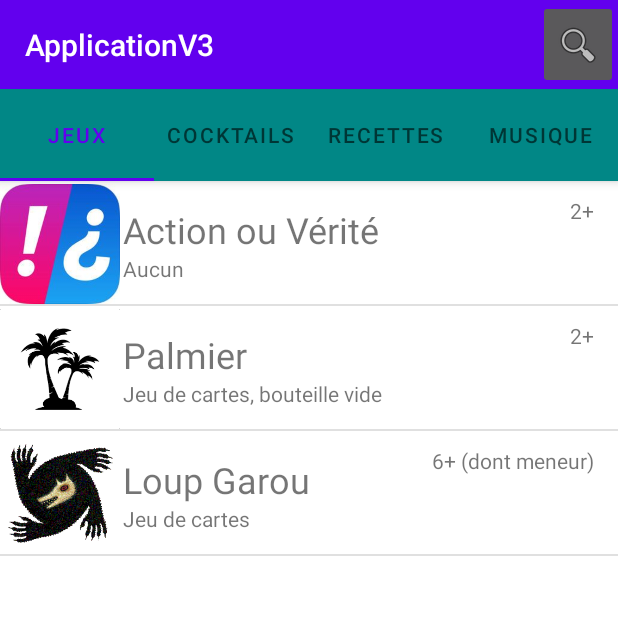
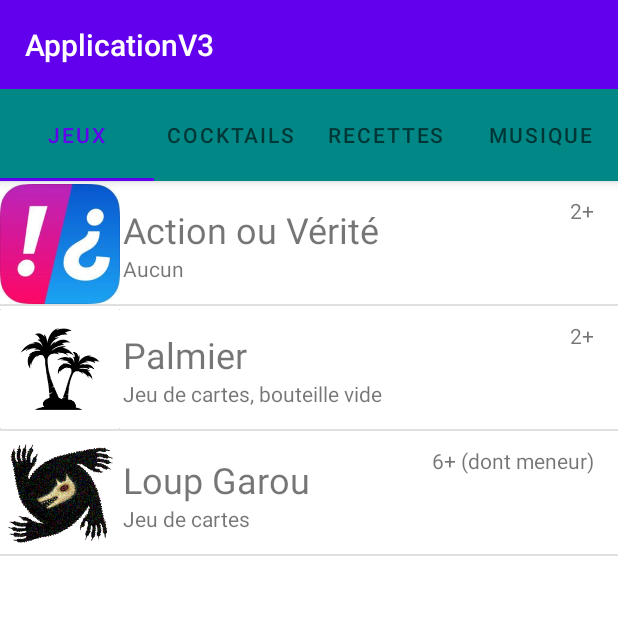
Before and after one commit to chenetheophile/BeteDeSoiree, an Android app: the screen it shows after launch (MenuActivity), after a tap on "ENTRER", on a phone screen of 412 x 824 dp, the top half of it. Run offline under Robolectric (Android 15) with nearby library versions, the phone set to English and light mode, and no system bars; our stand-ins replace Firebase (no records; nobody signed in at launch, a user with empty details on screens opened directly), Picasso; pictures from the network do not load; 1 statement that could not run was skipped.

Commit message:
nimp 13/05

```diff
--- a/ApplicationV3/app/build.gradle
+++ b/ApplicationV3/app/build.gradle
@@ -48,8 +48,6 @@ dependencies {
     implementation 'androidx.preference:preference:1.1.1'
     implementation 'androidx.annotation:annotation:1.1.0'
     implementation 'com.google.firebase:firebase-auth:20.0.3'
-    implementation 'androidx.legacy:legacy-support-v4:1.0.0'
-    implementation 'androidx.recyclerview:recyclerview:1.1.0'
     testImplementation 'junit:junit:4.+'
     androidTestImplementation 'androidx.test.ext:junit:1.1.2'
     androidTestImplementation 'androidx.test.espresso:espresso-core:3.3.0'
--- a/ApplicationV3/app/src/main/java/com/example/applicationv3/MenuActivity.java
+++ b/ApplicationV3/app/src/main/java/com/example/applicationv3/MenuActivity.java
@@ -1,15 +1,15 @@
 package com.example.applicationv3;
 
-import android.content.Intent;
 import android.os.Bundle;
-import android.util.Log;
+
+
 import android.view.View;
 import android.widget.ImageButton;
 
+
 import com.google.android.material.tabs.TabLayout;
 
-import androidx.fragment.app.Fragment;
-import androidx.fragment.app.FragmentManager;
+
 import androidx.viewpager.widget.ViewPager;
 import androidx.appcompat.app.AppCompatActivity;
 
@@ -21,21 +21,17 @@ public class MenuActivity extends AppCompatActivity {
     private String[] desc_cocktails;
     private String[] detail_cocktails;
 
+
     @Override
     protected void onCreate(Bundle savedInstanceState) {
         super.onCreate(savedInstanceState);
         setContentView(R.layout.activity_menu);
         SectionsPagerAdapter sectionsPagerAdapter = new SectionsPagerAdapter(this, getSupportFragmentManager());
-        ImageButton boutonRech=findViewById(R.id.boutonrecherche);
-        boutonRech.setOnClickListener(new View.OnClickListener() {
-            @Override
-            public void onClick(View v) {
-            }
-        });
 
         ViewPager viewPager = findViewById(R.id.affichage_liste);
+
         viewPager.setAdapter(sectionsPagerAdapter);
-        tabs = findViewById(R.id.tabs);
+        TabLayout tabs = findViewById(R.id.tabs);
         tabs.setupWithViewPager(viewPager);
     }
 }
--- a/ApplicationV3/app/src/main/java/com/example/applicationv3/ui/main/SectionsPagerAdapter.java
+++ b/ApplicationV3/app/src/main/java/com/example/applicationv3/ui/main/SectionsPagerAdapter.java
@@ -48,8 +48,6 @@ public class SectionsPagerAdapter extends FragmentPagerAdapter {
             case 3:
                 fragment = new MusiqueFragment();
                 break;
-            default:
-                fragment=new rechercheFragment();
         }
         return fragment;
     }
--- a/ApplicationV3/app/src/main/res/layout/activity_menu.xml
+++ b/ApplicationV3/app/src/main/res/layout/activity_menu.xml
@@ -11,12 +11,6 @@
         android:layout_height="wrap_content"
         android:theme="@style/Theme.ApplicationV3.AppBarOverlay">
 
-        <LinearLayout
-            android:id="@+id/boiterecherche"
-            android:layout_width="match_parent"
-            android:layout_height="match_parent"
-            android:orientation="horizontal">
-
         <TextView
             android:id="@+id/title"
             android:layout_width="wrap_content"
@@ -27,14 +21,6 @@
             android:text="@string/app_name"
             android:textAppearance="@style/TextAppearance.Widget.AppCompat.Toolbar.Title" />
 
-            <ImageButton
-                android:id="@+id/boutonrecherche"
-                android:layout_width="wrap_content"
-                android:layout_height="match_parent"
-                android:layout_marginLeft="200dp"
-                app:srcCompat="@android:drawable/ic_menu_search" />
-        </LinearLayout>
-
         <com.google.android.material.tabs.TabLayout
             android:id="@+id/tabs"
             android:layout_width="match_parent"
@@ -42,15 +28,12 @@
             android:background="@color/teal_700"
             app:tabPaddingEnd="3dp"
             app:tabPaddingStart="3dp" />
-
     </com.google.android.material.appbar.AppBarLayout>
 
     <androidx.viewpager.widget.ViewPager
         android:id="@+id/affichage_liste"
         android:layout_width="match_parent"
         android:layout_height="match_parent"
-        app:layout_behavior="@string/appbar_scrolling_view_behavior">
-
-    </androidx.viewpager.widget.ViewPager>
+        app:layout_behavior="@string/appbar_scrolling_view_behavior" />
 
 </androidx.coordinatorlayout.widget.CoordinatorLayout>
--- a/ApplicationV3/app/src/main/res/layout/cocktails_fragment_layout.xml
+++ b/ApplicationV3/app/src/main/res/layout/cocktails_fragment_layout.xml
@@ -11,8 +11,8 @@
         android:layout_height="match_parent"
         app:layout_constraintBottom_toBottomOf="parent"
         app:layout_constraintEnd_toEndOf="parent"
-        app:layout_constraintHorizontal_bias="0.5"
-        app:layout_constraintStart_toStartOf="parent" />
+        app:layout_constraintStart_toStartOf="parent"
+        app:layout_constraintTop_toTopOf="parent" />
 
     <com.google.android.material.floatingactionbutton.FloatingActionButton
         android:id="@+id/ajoutCocktail"
--- a/ApplicationV3/app/src/main/res/values/dimens.xml
+++ b/ApplicationV3/app/src/main/res/values/dimens.xml
@@ -8,5 +8,4 @@
     <!-- Default screen margins, per the Android Design guidelines. -->
     <dimen name="fragment_horizontal_margin">16dp</dimen>
     <dimen name="fragment_vertical_margin">16dp</dimen>
-    <dimen name="text_margin">16dp</dimen>
 </resources>
--- a/ApplicationV3/app/src/main/res/values/strings.xml
+++ b/ApplicationV3/app/src/main/res/values/strings.xml
@@ -91,8 +91,6 @@
     <string name="invalid_username">Not a valid username</string>
     <string name="invalid_password">Password must be >5 characters</string>
     <string name="login_failed">"Login failed"</string>
-    <!-- TODO: Remove or change this placeholder text -->
-    <string name="hello_blank_fragment">Hello blank fragment</string>
 
 
 </resources>
--- a/ApplicationV3/app/src/main/res/xml/searchable.xml
+++ /dev/null
@@ -1,5 +0,0 @@
-<?xml version="1.0" encoding="utf-8"?>
-<searchable xmlns:android="http://schemas.android.com/apk/res/android">
-    android:label="@string/app_label"
-    android:hint="@string/search_hint" >
-</searchable>
```
Also changed, not shown: ApplicationV3/app/src/main/AndroidManifest.xml (+5 -8 lines), 4 other files. Lines whose indentation alone changed are shown as unchanged.
